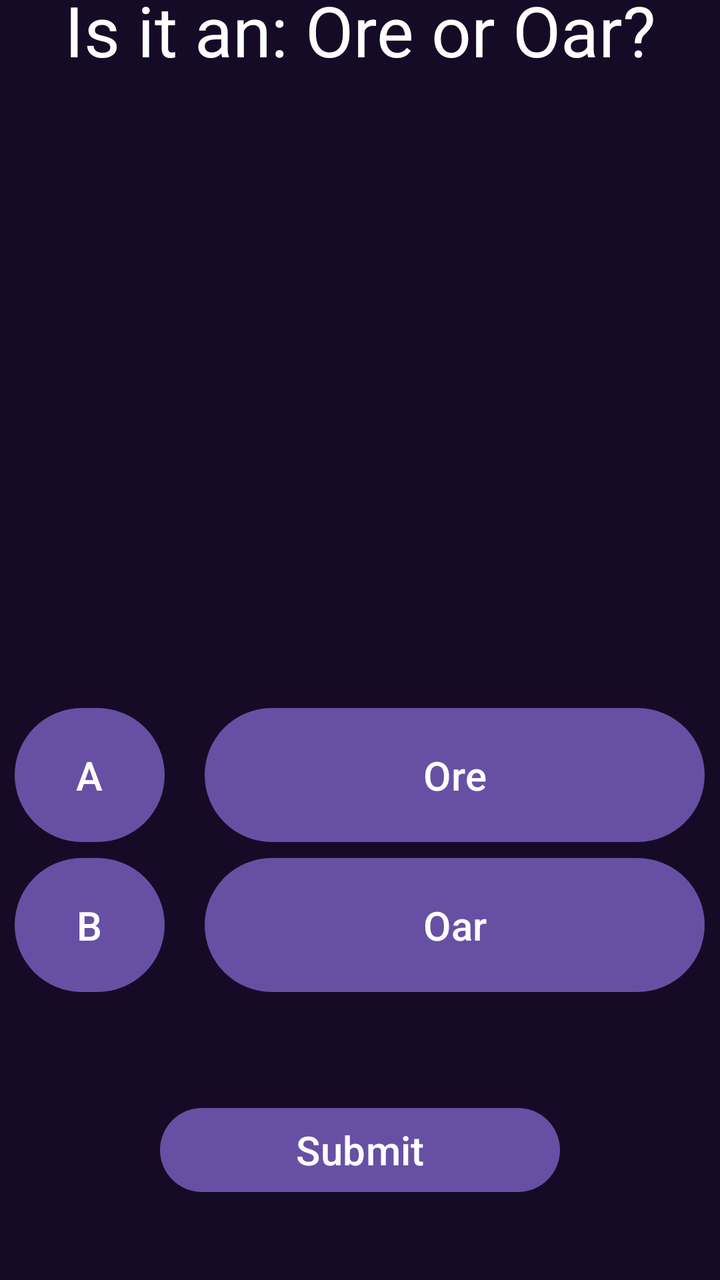
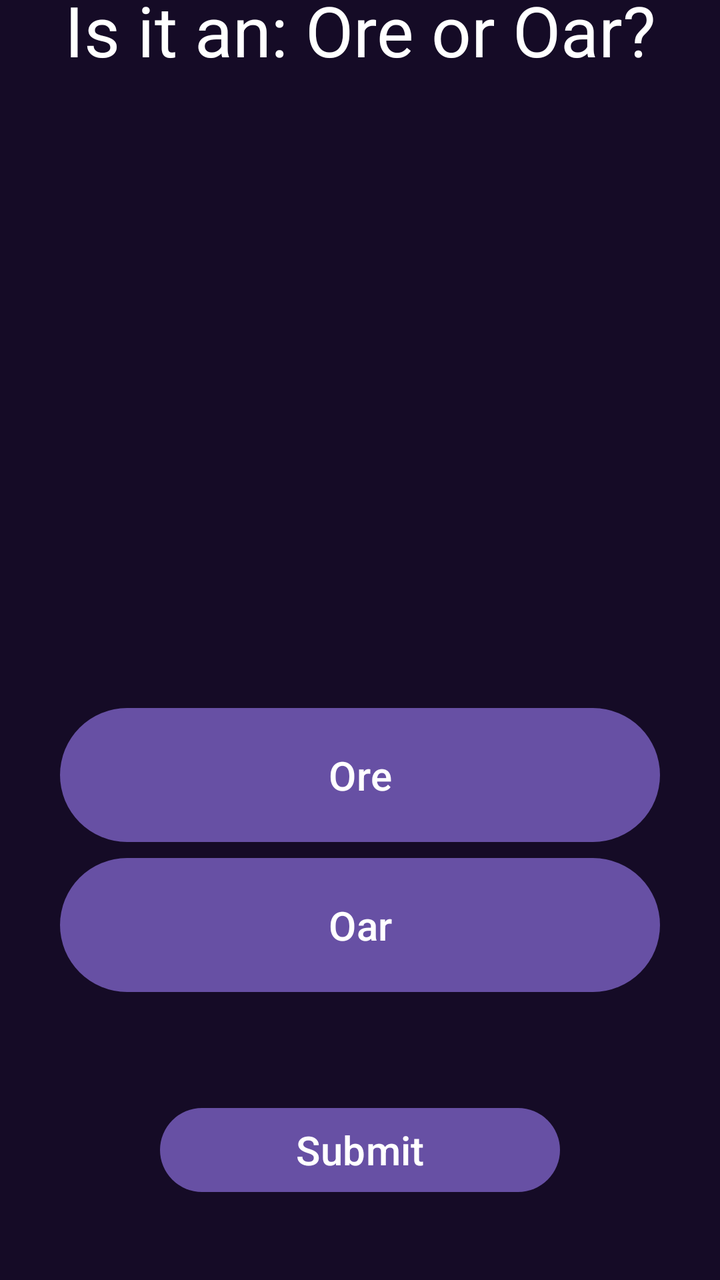

Compare the two renders of this Android layout. The source of the first and the diff that turns it into the second are given below.
<!-- AndroidManifest.xml: application theme Theme.QuizTime -->
<!-- res/layout/activity_main.xml -->
<?xml version="1.0" encoding="utf-8"?>
<LinearLayout
    xmlns:android="http://schemas.android.com/apk/res/android"
    android:id="@+id/main"
    android:layout_width="match_parent"
    android:layout_height="match_parent"
    android:gravity="center"
    android:orientation="vertical"
    android:background="#150b26">

    <TextView
        android:id="@+id/Question"
        android:layout_width="350sp"
        android:layout_height="50sp"
        android:gravity="center"
        android:textSize="35sp"
        android:textColor="#FFFFFF"
        android:text="Is it an: Ore or Oar?" />

    <ImageView
        android:id="@+id/Img"
        android:layout_width="250sp"
        android:layout_height="250sp"
        android:layout_margin="30sp"/>

    <LinearLayout
        android:layout_width="wrap_content"
        android:layout_height="wrap_content"
        android:orientation="vertical">

        <LinearLayout
            android:id="@+id/Option1"
            android:layout_width="wrap_content"
            android:layout_height="wrap_content"
            android:clickable="true">

            <Button
                android:layout_width="75sp"
                android:layout_height="75sp"
                android:gravity="center"
                android:textSize="20sp"
                android:text="A"
                android:layout_marginRight="20sp"/>

            <Button
                android:layout_width="250sp"
                android:layout_height="75sp"
                android:gravity="center"
                android:textSize="20sp"
                android:text="Ore"/>

        </LinearLayout>

        <LinearLayout
            android:id="@+id/Option2"
            android:layout_width="wrap_content"
            android:layout_height="wrap_content"
            android:clickable="true">

                <Button
                    android:layout_width="75sp"
                    android:layout_height="75sp"
                    android:textSize="20sp"
                    android:text="B"
                    android:layout_marginRight="20sp"/>

                <Button
                    android:layout_width="250sp"
                    android:layout_height="75sp"
                    android:gravity="center"
                    android:textSize="20sp"
                    android:text="Oar"/>

        </LinearLayout>

    </LinearLayout>

    <Button
        android:id="@+id/submit"
        android:layout_width="200sp"
        android:layout_height="50sp"
        android:layout_margin="50sp"
        android:textSize="20sp"
        android:text="Submit"/>

</LinearLayout>
<!-- resources referenced by this layout -->
<resources>
  <style name="Theme.QuizTime" parent="Base.Theme.QuizTime" />
  <style name="Base.Theme.QuizTime" parent="Theme.Material3.DayNight.NoActionBar">
          
          
      </style>
</resources>

<!-- the commit's change to res/layout/activity_main.xml (unified diff, before → after) -->
@@ -1,6 +1,7 @@
 <?xml version="1.0" encoding="utf-8"?>
 <LinearLayout
     xmlns:android="http://schemas.android.com/apk/res/android"
+    xmlns:tools="http://schemas.android.com/tools"
     android:id="@+id/main"
     android:layout_width="match_parent"
     android:layout_height="match_parent"
@@ -28,50 +29,22 @@
         android:layout_height="wrap_content"
         android:orientation="vertical">
 
-        <LinearLayout
+        <Button
             android:id="@+id/Option1"
-            android:layout_width="wrap_content"
-            android:layout_height="wrap_content"
-            android:clickable="true">
+            android:layout_width="300sp"
+            android:layout_height="75sp"
+            android:gravity="center"
+            android:textSize="20sp"
+            android:text="Ore"/>
 
-            <Button
-                android:layout_width="75sp"
-                android:layout_height="75sp"
-                android:gravity="center"
-                android:textSize="20sp"
-                android:text="A"
-                android:layout_marginRight="20sp"/>
+        <Button
+            android:id="@+id/Option2"
+            android:layout_width="300sp"
+            android:layout_height="75sp"
+            android:gravity="center"
+            android:textSize="20sp"
+            android:text="Oar"/>
 
-            <Button
-                android:layout_width="250sp"
-                android:layout_height="75sp"
-                android:gravity="center"
-                android:textSize="20sp"
-                android:text="Ore"/>
-
-        </LinearLayout>
-
-        <LinearLayout
-            android:id="@+id/Option2"
-            android:layout_width="wrap_content"
-            android:layout_height="wrap_content"
-            android:clickable="true">
-
-                <Button
-                    android:layout_width="75sp"
-                    android:layout_height="75sp"
-                    android:textSize="20sp"
-                    android:text="B"
-                    android:layout_marginRight="20sp"/>
-
-                <Button
-                    android:layout_width="250sp"
-                    android:layout_height="75sp"
-                    android:gravity="center"
-                    android:textSize="20sp"
-                    android:text="Oar"/>
-
-        </LinearLayout>
 
     </LinearLayout>
 
